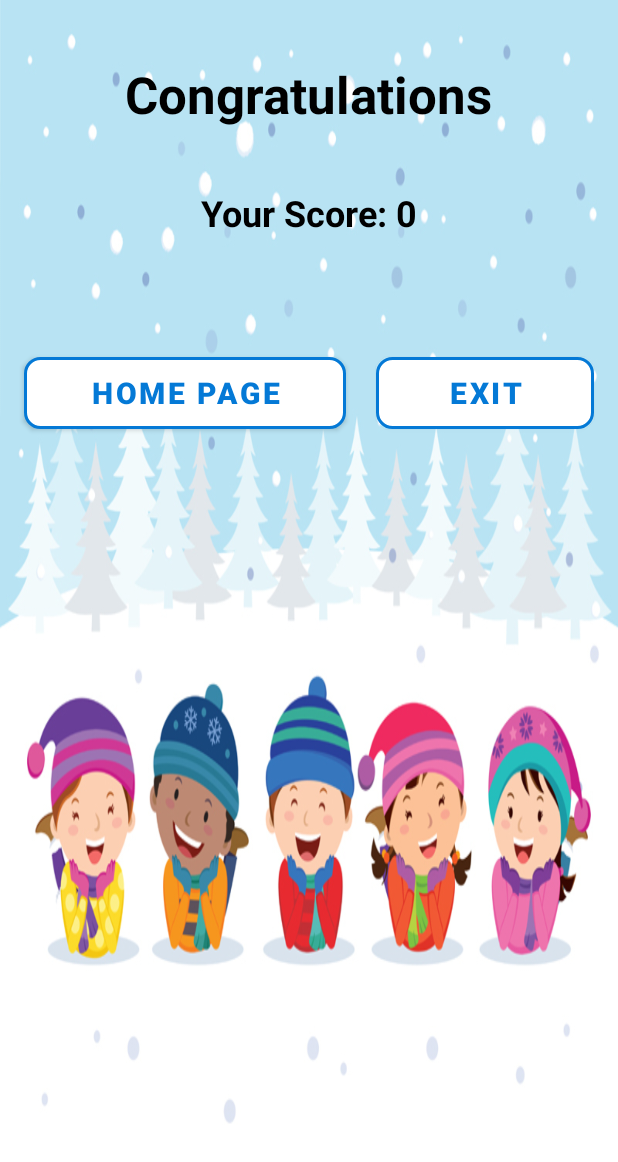
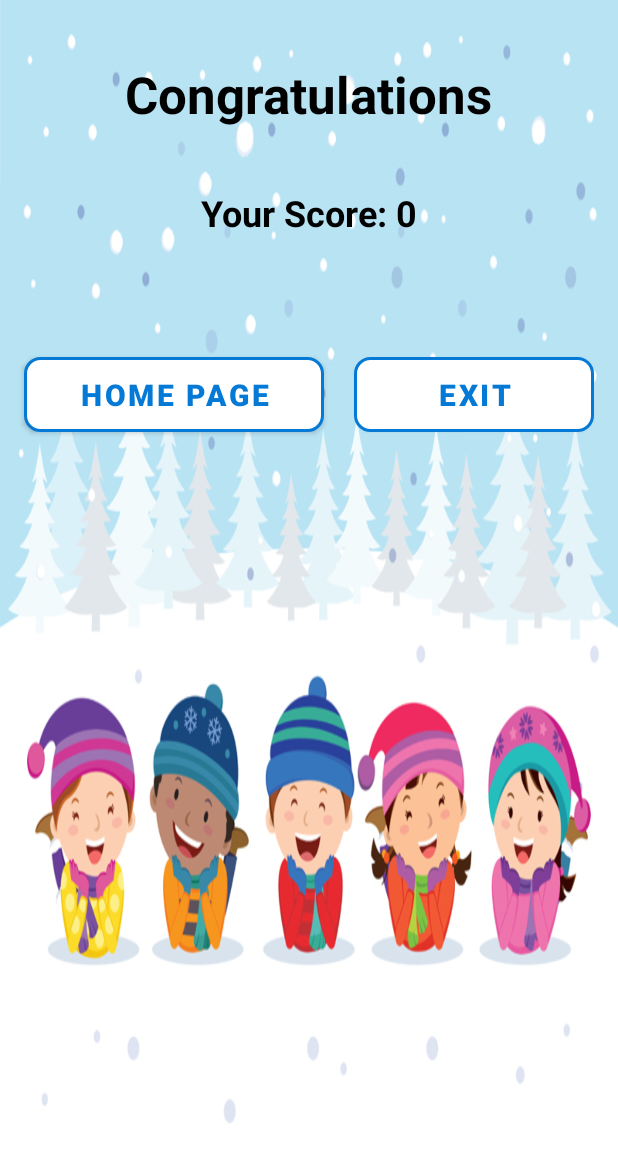
Before and after one commit to DavidTr999/MathGame, an Android app: the layout activity_result.xml on its own in the app's theme, with its tools: preview values and no code run, on a phone screen of 412 x 824 dp. Shown: the top 1162 px of the screen. Run offline under Robolectric (Android 15) with nearby library versions, the light colour scheme and no system bars.

Commit message:
Version 1.0

```diff
--- a/app/build.gradle
+++ b/app/build.gradle
@@ -45,9 +45,9 @@ android {
 
 dependencies {
 
-    implementation 'androidx.core:core-ktx:1.9.0'
+    implementation 'androidx.core:core-ktx:1.10.0'
     implementation 'androidx.appcompat:appcompat:1.6.1'
-    implementation 'com.google.android.material:material:1.8.0'
+    implementation 'com.google.android.material:material:1.9.0'
     implementation 'androidx.constraintlayout:constraintlayout:2.1.4'
     testImplementation 'junit:junit:4.13.2'
     androidTestImplementation 'androidx.test.ext:junit:1.1.5'
--- a/app/src/main/java/com/techamnia/mathgame/AdditionActivity.kt
+++ b/app/src/main/java/com/techamnia/mathgame/AdditionActivity.kt
@@ -52,8 +52,9 @@ class AdditionActivity : AppCompatActivity() {
         gameContinue()
 
         editTextAnswer.setOnFocusChangeListener { view, hasFocus ->
+
             if (hasFocus) {
-                editTextAnswer.setHint("")
+                editTextAnswer.hint = ""
             }
         }
 
@@ -62,6 +63,7 @@ class AdditionActivity : AppCompatActivity() {
         buttonOK.setOnClickListener {
 
             val input = editTextAnswer.text.toString()
+
             if (input == "")
             {
             Toast.makeText(applicationContext,"You need to enter your answer", Toast.LENGTH_LONG).show()
--- a/app/src/main/java/com/techamnia/mathgame/MultiplicationActivity.kt
+++ b/app/src/main/java/com/techamnia/mathgame/MultiplicationActivity.kt
@@ -53,7 +53,7 @@ class MultiplicationActivity : AppCompatActivity() {
 
         editTextAnswer.setOnFocusChangeListener { view, hasFocus ->
             if (hasFocus) {
-                editTextAnswer.setHint("")
+                editTextAnswer.hint = ""
             }
         }
 
@@ -62,6 +62,7 @@ class MultiplicationActivity : AppCompatActivity() {
         buttonOK.setOnClickListener {
 
             val input = editTextAnswer.text.toString()
+
             if (input == "")
             {
                 Toast.makeText(applicationContext,"You need to enter your answer", Toast.LENGTH_LONG).show()
@@ -89,7 +90,6 @@ class MultiplicationActivity : AppCompatActivity() {
 
 
         buttonNext.setOnClickListener {
-            val input = editTextAnswer.text.toString()
 
                 buttonOK.isVisible = true
                 buttonNext.isVisible = false
--- a/app/src/main/java/com/techamnia/mathgame/SubtractionActivity.kt
+++ b/app/src/main/java/com/techamnia/mathgame/SubtractionActivity.kt
@@ -54,7 +54,7 @@ class SubtractionActivity : AppCompatActivity() {
 
         editTextAnswer.setOnFocusChangeListener { view, hasFocus ->
             if (hasFocus) {
-                editTextAnswer.setHint("")
+                editTextAnswer.hint = ""
             }
         }
 
@@ -63,6 +63,7 @@ class SubtractionActivity : AppCompatActivity() {
         buttonOK.setOnClickListener {
 
             val input = editTextAnswer.text.toString()
+
             if (input == "") {
                 Toast.makeText(
                     applicationContext,
@@ -93,7 +94,6 @@ class SubtractionActivity : AppCompatActivity() {
 
 
         buttonNext.setOnClickListener {
-            val input = editTextAnswer.text.toString()
 
             buttonOK.isVisible = true
             buttonNext.isVisible = false
--- a/app/src/main/res/layout/activity_result.xml
+++ b/app/src/main/res/layout/activity_result.xml
@@ -40,12 +40,14 @@
 
         <Button
             android:id="@+id/buttonAgain"
-            android:layout_width="wrap_content"
-            android:layout_height="wrap_content"
+            android:layout_width="120dp"
+            android:layout_height="50dp"
             android:layout_margin="10dp"
             android:layout_weight="1"
             android:background="@drawable/button_shape"
+            android:gravity="center"
             android:text="Home Page"
+            android:textAllCaps="true"
             android:textColor="@color/blue"
             android:textSize="20sp"
             android:textStyle="bold"
@@ -53,12 +55,14 @@
 
         <Button
             android:id="@+id/buttonExit"
-            android:layout_width="wrap_content"
-            android:layout_height="wrap_content"
+            android:layout_width="80dp"
+            android:layout_height="50dp"
             android:layout_margin="10dp"
             android:layout_weight="1"
             android:background="@drawable/button_shape"
+            android:gravity="center"
             android:text="Exit"
+            android:textAllCaps="true"
             android:textColor="@color/blue"
             android:textSize="20sp"
             android:textStyle="bold"
```
Also changed, not shown: app/src/main/java/com/techamnia/mathgame/DivisionActivity.kt (+3 -10 lines).
